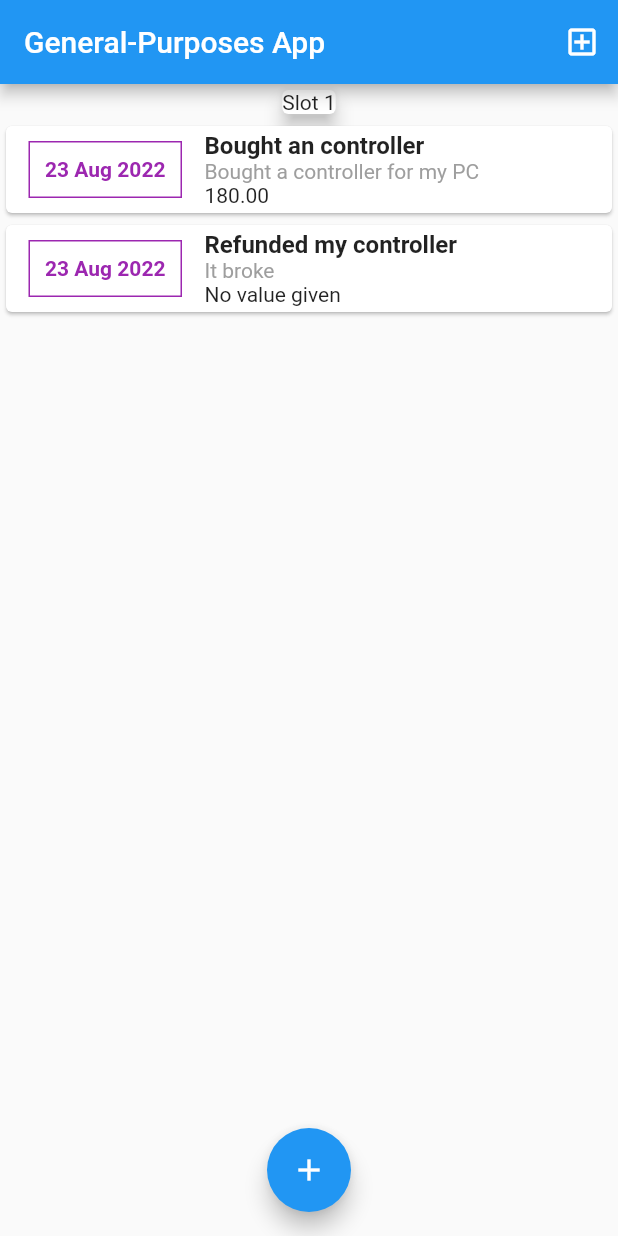
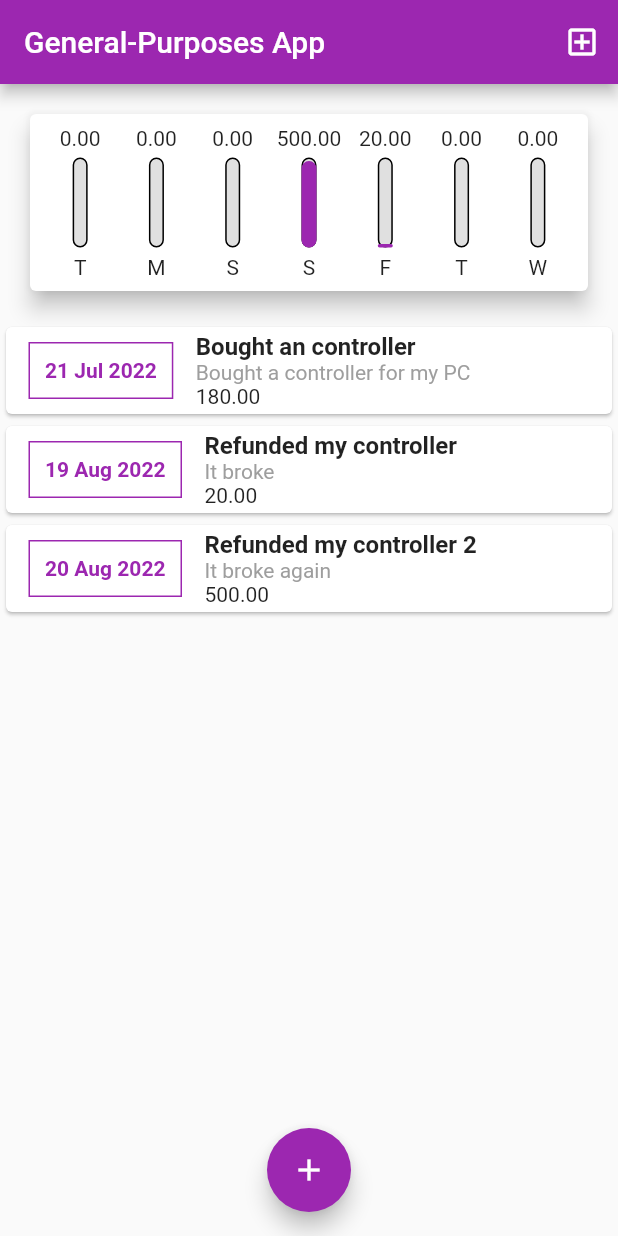
Before and after one commit to Adrianzctpa/Occurence-Manager, a Flutter app: the screen it shows after launch, on a phone screen of 412 x 824 dp. Run offline on Flutter 3.47's test engine with Material 2 defaults, Android fonts, the phone set to English and light mode, and no system bars.

Commit message:
added graph and graph bar

```diff
--- a/lib/main.dart
+++ b/lib/main.dart
@@ -1,5 +1,6 @@
 import 'package:flutter/material.dart';
 import 'models/occurence.dart';
+import 'widgets/occurence_graph.dart';
 import 'widgets/occurence_card.dart';
 import 'widgets/occurence_create.dart';
 
@@ -10,7 +11,12 @@ class GeneralApp extends StatelessWidget {
 
   @override
   Widget build(BuildContext context) {
-    return const MaterialApp(home: HomePage());
+    return MaterialApp(
+      home: const HomePage(),
+      theme: ThemeData(
+        primarySwatch: Colors.purple,
+      ),
+    );
   }
 }
 
@@ -22,25 +28,40 @@ class HomePage extends StatefulWidget {
 }
 
 class _HomePageState extends State<HomePage> {
-  final _occurences = [
+  final List<Occurence> _occurences = [
     Occurence(
       id: 1,
       title: 'Bought an controller',
       value: 180.00,
       text: 'Bought a controller for my PC',
-      date: DateTime.now()
+      date: DateTime.now().subtract(const Duration(days: 33))
     ),
     Occurence(
       id: 2,
       title: 'Refunded my controller',
-      value: null,
+      value: 20.00,
       text: 'It broke',
-      date: DateTime.now()
+      date: DateTime.now().subtract(const Duration(days: 4))
+    ),
+    Occurence(
+      id: 3,
+      title: 'Refunded my controller 2',
+      value: 500.00,
+      text: 'It broke again',
+      date: DateTime.now().subtract(const Duration(days: 3))
     ),
   ];
 
+  List<Occurence> get _recentOccurences {
+    return _occurences.where((occ) {
+      return occ.date.isAfter(DateTime.now().subtract(
+        const Duration(days: 7),
+      ));
+    }).toList();
+  }
+
   _addOccurence(String title, String detail, double? value) {
-    int id = (_occurences.last.id + 1);
+    int id = _occurences.isEmpty ? 1 : (_occurences.last.id + 1);
     final Occurence occ = Occurence(
       id: id,
       title: title,
@@ -83,15 +104,8 @@ class _HomePageState extends State<HomePage> {
       body: SingleChildScrollView(
         child: Column(
           children: <Widget>[
-            const Card(
-              elevation: 5,
-              child: Text('Slot 1'),
-            ),
-             Column(
-              children: <Widget>[
-                OccurenceCard(occurences: _occurences),
-              ]
-            )
+            OccurenceGraph(recentOccurences: _recentOccurences),
+            OccurenceCard(occurences: _occurences)
           ]
         ),
       ),
--- /dev/null
+++ b/lib/widgets/graph_bar.dart
@@ -0,0 +1,56 @@
+import 'package:flutter/material.dart';
+
+class GraphBar extends StatelessWidget {
+  const GraphBar({
+      required this.day,
+      required this.value,
+      required this.percentage,
+      super.key
+  });
+
+  final String day;
+  final double value;
+  final double percentage;
+
+  @override
+  Widget build(BuildContext context) {
+    return Column(
+      children: <Widget>[
+        FittedBox(
+          child: Text(value.toStringAsFixed(2))
+        ),
+        const SizedBox(height: 5),
+        SizedBox(
+          height: 60,
+          width: 10,
+          child: Stack(
+            alignment: Alignment.bottomCenter,
+            children: <Widget>[
+              Container(
+                decoration: BoxDecoration(
+                  border: Border.all(
+                    color: Colors.black,
+                    width: 1.0,
+                  ),
+                  color: Colors.grey[300],
+                  borderRadius: BorderRadius.circular(5),
+                )
+              ),
+              FractionallySizedBox(
+                heightFactor: percentage,
+                child: Container(
+                  decoration: BoxDecoration(
+                    color: Theme.of(context).primaryColor,
+                    borderRadius: BorderRadius.circular(5),
+                  )
+                )
+              )
+            ]
+          )
+        ),
+        const SizedBox(height: 5),
+        Text(day),
+      ]
+    );
+  }
+}
--- a/lib/widgets/occurence_card.dart
+++ b/lib/widgets/occurence_card.dart
@@ -7,22 +7,33 @@ class OccurenceCard extends StatelessWidget {
 
   final List<Occurence> occurences;
 
-  bool checkValue(Occurence oc) {
-    if (oc.value == null) return false;
-
-    return true;
-  }
-
   @override
   Widget build(BuildContext context) {
-    return SizedBox(
+    return Center(
+      child: SizedBox(
         height: 500,
-      child: ListView.builder(
+        child: occurences.isEmpty
+        ? Column(
+            children: <Widget>[
+              const SizedBox(height: 20),
+              const Text(
+                'No occurences!'
+              ),
+              const SizedBox(height: 20),
+              SizedBox(
+                height: 200,
+                child: Image.asset(
+                  'assets/images/waiting.png',
+                  fit: BoxFit.cover,
+                ),
+              ),
+            ]
+          )
+        : ListView.builder(
             itemCount: occurences.length,
             itemBuilder: (ctx, i) {
               final Occurence oc = occurences[i];
-          return Center(
-            child: Card(
+              return Card(
                 child: SizedBox(
                   width: 500,
                   child: Row(
@@ -34,15 +45,15 @@ class OccurenceCard extends StatelessWidget {
                         ),
                         decoration: BoxDecoration(
                           border: Border.all(
-                          color: Colors.purple,
+                            color: Theme.of(context).primaryColor,
                             width: 1,
                           )
                         ),
                         padding: const EdgeInsets.all(10),
                         child: Text(DateFormat('d MMM y').format(oc.date),
-                      style: const TextStyle(
+                        style: TextStyle(
                           fontWeight: FontWeight.bold,
-                        color: Colors.purple
+                          color: Theme.of(context).primaryColor,
                           )
                         ),
                       ),
@@ -62,17 +73,15 @@ class OccurenceCard extends StatelessWidget {
                               color: Colors.grey
                             )
                           ),
-                        checkValue(oc)
-                        ? Text(oc.value!.toStringAsFixed(2))
-                        : const Text('No value given')
+                          Text(oc.value!.toStringAsFixed(2))
                         ]
                       )
                     ]
                   ),
                 ),
-            )
               );
             }
+          ),
       ),
     );
   }
--- a/lib/widgets/occurence_create.dart
+++ b/lib/widgets/occurence_create.dart
@@ -10,8 +10,6 @@ class OcurrenceCreate extends StatefulWidget {
 }
 
 class _OcurrenceCreateState extends State<OcurrenceCreate> {
-  @override
-  Widget build(BuildContext context) {
   final titleController = TextEditingController();
   final detailController = TextEditingController();
   final valueController = TextEditingController();
@@ -19,7 +17,7 @@ class _OcurrenceCreateState extends State<OcurrenceCreate> {
   void _handleSubmit() {
     final String title = titleController.text;
     final String detail = detailController.text;
-      final double? value = double.tryParse(valueController.text);
+    final double value = double.tryParse(valueController.text) ?? 0;
 
     if (title.isEmpty || detail.isEmpty) {
       return;
@@ -28,6 +26,8 @@ class _OcurrenceCreateState extends State<OcurrenceCreate> {
     widget.onSubmit(title, detail, value);
   }
 
+  @override
+  Widget build(BuildContext context) {
     return Card(
       elevation: 5,
       child: Padding(
--- /dev/null
+++ b/lib/widgets/occurence_graph.dart
@@ -0,0 +1,69 @@
+import 'package:flutter/material.dart';
+import 'package:intl/intl.dart';
+import '../models/occurence.dart';
+import 'graph_bar.dart';
+
+class OccurenceGraph extends StatelessWidget {
+  const OccurenceGraph({required this.recentOccurences, super.key});
+
+  final List<Occurence> recentOccurences;
+
+  List <Map<String, Object>> get onGroupOccurences {
+    return List.generate(7, (i) {
+      final weekDay = DateTime.now().subtract(
+        Duration(days: i)
+      );
+      final String dayLetter = DateFormat.E().format(weekDay)[0];
+
+      double sum = 0.0;
+
+      for (int i = 0; i < recentOccurences.length; i++) {
+        bool sameDay = recentOccurences[i].date.day == weekDay.day;
+        bool sameMonth = recentOccurences[i].date.month == weekDay.month;
+        bool sameYear = recentOccurences[i].date.year == weekDay.year;
+
+        if (sameDay && sameMonth && sameYear) {
+          sum += recentOccurences[i].value!;
+        }
+      }
+
+      debugPrint(dayLetter);
+      debugPrint('${sum / 100}');
+
+      return {
+        'day': dayLetter,
+        'value': sum
+      };
+    });
+  }
+
+  double get _weekTotalValue {
+    return onGroupOccurences.fold(0.0, (sum, occ) {
+      return sum + (occ['value'] as double);
+    });
+  }
+
+  @override
+  Widget build(BuildContext context) {
+    return Card(
+      elevation: 6,
+      margin: const EdgeInsets.all(20),
+      child: Padding(
+        padding: const EdgeInsets.all(8.0),
+        child: Row(
+          mainAxisAlignment: MainAxisAlignment.spaceAround,
+          children: onGroupOccurences.map((occ) {
+            return Flexible(
+              fit: FlexFit.tight,
+              child: GraphBar(
+                day: occ['day'] as String,
+                value: occ['value'] as double,
+                percentage: (occ['value'] as double) / _weekTotalValue,
+              ),
+            );
+          }).toList(),
+        ),
+      )
+    );
+  }
+}
--- a/pubspec.yaml
+++ b/pubspec.yaml
@@ -59,9 +59,8 @@ flutter:
   uses-material-design: true
 
   # To add assets to your application, add an assets section, like this:
-  # assets:
-  #   - images/a_dot_burr.jpeg
-  #   - images/a_dot_ham.jpeg
+  assets:
+    - assets/images/waiting.png
 
   # An image asset can refer to one or more resolution-specific "variants", see
   # https://flutter.dev/assets-and-images/#resolution-aware
```
Also changed, not shown: assets/images/waiting.png (added). Lines whose indentation alone changed are shown as unchanged.
